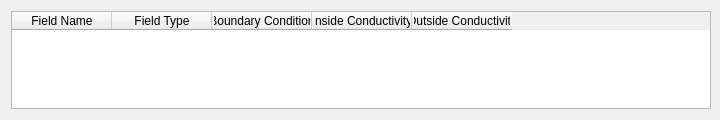
Old version of the form src/Interface/Modules/Forward/BuildBEMatrix.ui in the repository SCIInstitute/SCIRun.
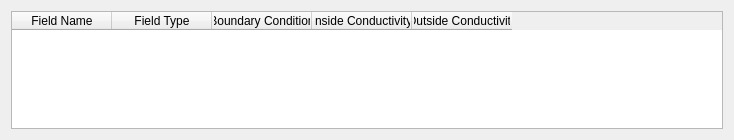
New version of the form.

Diff of the .ui file:
```diff
--- a/src/Interface/Modules/Forward/BuildBEMatrix.ui
+++ b/src/Interface/Modules/Forward/BuildBEMatrix.ui
@@ -6,14 +6,14 @@
    <rect>
     <x>0</x>
     <y>0</y>
-    <width>720</width>
-    <height>120</height>
+    <width>734</width>
+    <height>140</height>
    </rect>
   </property>
   <property name="minimumSize">
    <size>
-    <width>720</width>
-    <height>120</height>
+    <width>734</width>
+    <height>140</height>
    </size>
   </property>
   <property name="windowTitle">
```
